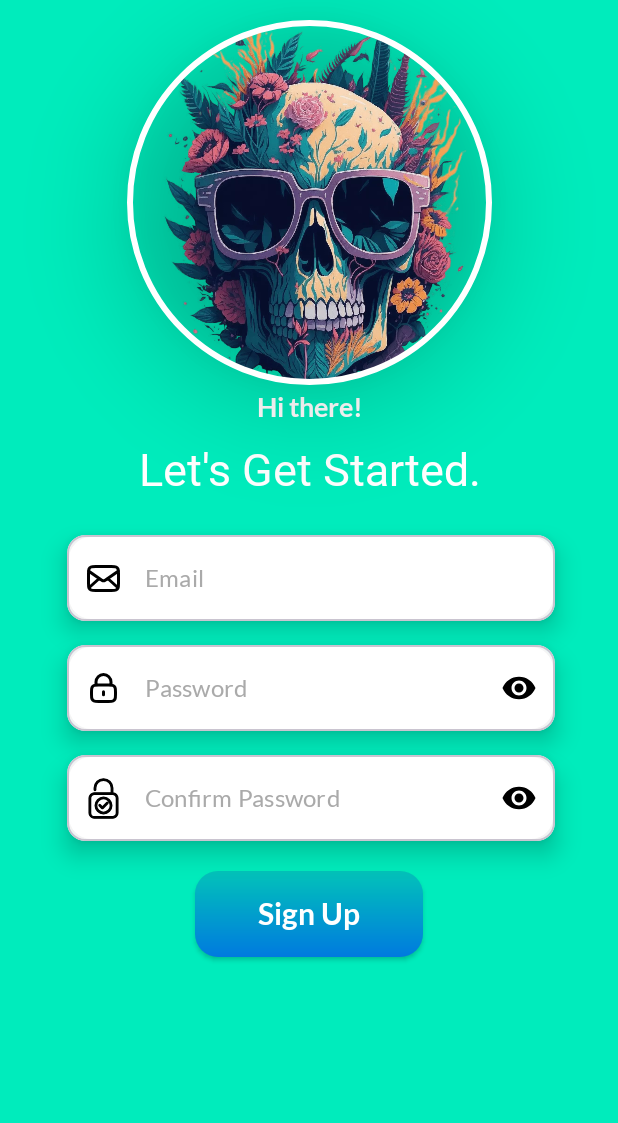
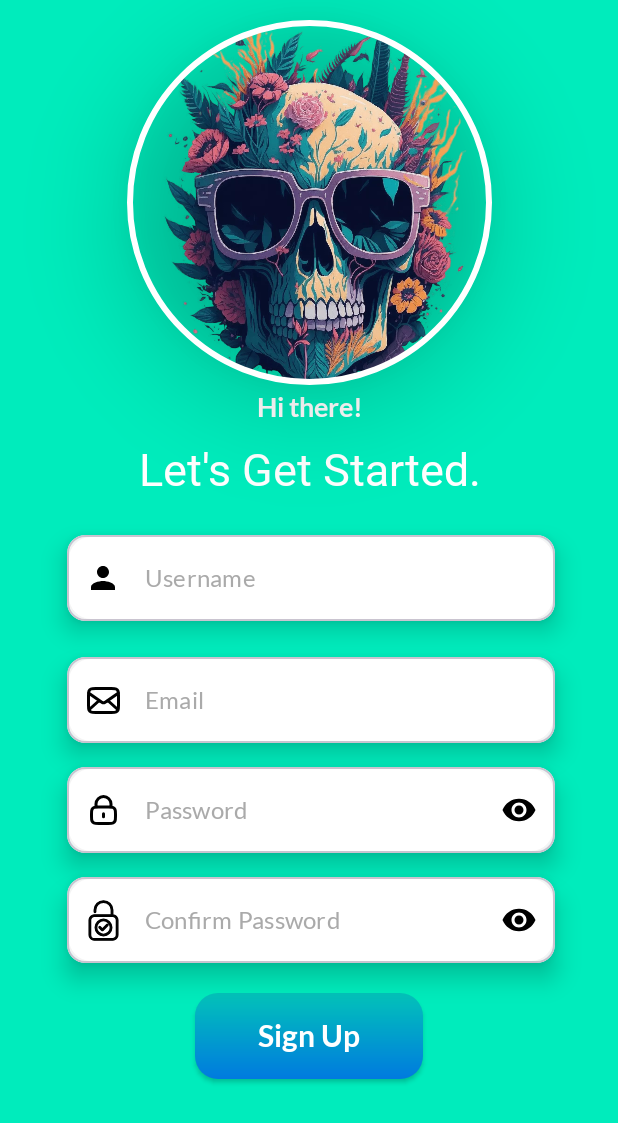
Before and after one commit to Avijeet341/Ghar-kojo, an Android app: the screen it shows after launch (SignUpActivity), after a tap on an icon or button, on a phone screen of 412 x 824 dp. Shown: the top 1123 px of the screen. Run offline under Robolectric (Android 15) with nearby library versions, the phone set to English and light mode, and no system bars; our stand-ins replace Firebase (no records; nobody signed in at launch, a user with empty details on screens opened directly); 3 other taps on this screen came first.

Commit message:
chatUserList Update

```diff
--- a/app/src/main/java/com/avi/gharkhojo/Model/ChatRoomModel.kt
+++ b/app/src/main/java/com/avi/gharkhojo/Model/ChatRoomModel.kt
@@ -1,5 +1,5 @@
 package com.avi.gharkhojo.Model
 
- data class ChatRoomModel(var msg:String?=null, var uid:String?=null, var time:String?=null)
+ data class ChatRoomModel(var name:String?=null,var msg:String?=null, var uid:String?=null, var time:String?=null)
 {
 }
--- a/app/src/main/java/com/avi/gharkhojo/Model/UserData.kt
+++ b/app/src/main/java/com/avi/gharkhojo/Model/UserData.kt
@@ -6,4 +6,5 @@ data object UserData{
     var email: String? = null
     var phn_no: String? = null
     var address: String? = null
+    var uid: String? = null
 }
--- a/app/src/main/res/layout/activity_chat.xml
+++ b/app/src/main/res/layout/activity_chat.xml
@@ -40,7 +40,7 @@
 
     <androidx.recyclerview.widget.RecyclerView
         android:id="@+id/recyclerView2"
-        android:layout_width="0dp"
+        android:layout_width="match_parent"
         android:layout_height="match_parent"
         android:layout_marginTop="115dp"
         app:layout_constraintBottom_toBottomOf="parent"
--- a/app/src/main/res/layout/activity_sign_up.xml
+++ b/app/src/main/res/layout/activity_sign_up.xml
@@ -54,6 +54,36 @@
         app:layout_constraintStart_toStartOf="@+id/textView"
         app:layout_constraintTop_toBottomOf="@+id/textView" />
 
+    <com.google.android.material.card.MaterialCardView
+        android:id="@+id/cv_username"
+        android:layout_width="325dp"
+        android:layout_height="57dp"
+        android:layout_marginTop="24dp"
+        android:background="@drawable/edittextshape"
+        app:cardElevation="10dp"
+        app:layout_constraintEnd_toEndOf="@+id/textView2"
+        app:layout_constraintStart_toStartOf="@+id/textView2"
+        app:layout_constraintTop_toBottomOf="@+id/textView2">
+
+        <com.google.android.material.textfield.TextInputLayout
+            style="@style/TextInputLayoutNoBorder"
+            android:layout_width="325dp"
+            android:layout_height="57dp"
+            android:background="@drawable/edittextshape"
+            app:startIconDrawable="@drawable/baseline_person_24"
+            app:startIconTint="@color/black">
+
+            <com.google.android.material.textfield.TextInputEditText
+                android:id="@+id/usernameSignUp"
+                android:layout_width="325dp"
+                android:layout_height="57dp"
+                android:hint="Username"
+                android:textColorHint="@android:color/darker_gray"
+                android:fontFamily="@font/lato_regular"
+                android:textColor="@color/black"
+                android:inputType="textPersonName" />
+        </com.google.android.material.textfield.TextInputLayout>
+    </com.google.android.material.card.MaterialCardView>
 
     <com.google.android.material.card.MaterialCardView
         android:id="@+id/cv_email"
@@ -62,9 +92,9 @@
         android:layout_marginTop="24dp"
         android:background="@drawable/edittextshape"
         app:cardElevation="10dp"
-        app:layout_constraintEnd_toEndOf="@+id/textView2"
-        app:layout_constraintStart_toStartOf="@+id/textView2"
-        app:layout_constraintTop_toBottomOf="@+id/textView2">
+        app:layout_constraintEnd_toEndOf="@+id/cv_username"
+        app:layout_constraintStart_toStartOf="@+id/cv_username"
+        app:layout_constraintTop_toBottomOf="@+id/cv_username">
 
         <com.google.android.material.textfield.TextInputLayout
             style="@style/TextInputLayoutNoBorder"
@@ -96,6 +126,7 @@
         app:layout_constraintEnd_toEndOf="@+id/cv_email"
         app:layout_constraintStart_toStartOf="@+id/cv_email"
         app:layout_constraintTop_toBottomOf="@+id/cv_email">
+
 
         <com.google.android.material.textfield.TextInputLayout
             style="@style/TextInputLayoutNoBorder"
--- a/app/src/main/res/layout/fragment_chat_room.xml
+++ b/app/src/main/res/layout/fragment_chat_room.xml
@@ -112,7 +112,7 @@
         </com.google.android.material.textfield.TextInputLayout>
         <de.hdodenhof.circleimageview.CircleImageView
             android:layout_width="50dp"
-            android:id="@id/sendMsg"
+            android:id="@+id/sendMsg"
             android:layout_height="50dp"
             android:elevation="12dp"
             android:src="@drawable/baseline_send_24"
--- a/app/src/main/res/layout/user_list_layout.xml
+++ b/app/src/main/res/layout/user_list_layout.xml
@@ -13,7 +13,7 @@
         android:layout_width="match_parent"
         android:layout_height="match_parent"
         android:background="@color/light_gray"
-        android:padding="12dp"
+        android:padding="10dp"
         android:orientation="horizontal">
 
         <de.hdodenhof.circleimageview.CircleImageView
@@ -39,6 +39,7 @@
             android:layout_width="wrap_content"
             android:layout_height="wrap_content"
             android:text="02:30 PM"
+            android:gravity="end"
             android:textColor="@color/black"
             android:id="@+id/msgTime"
             android:layout_marginStart="100dp"
```
Also changed, not shown: app/src/main/java/com/avi/gharkhojo/Adapter/ChatUserListAdapter.kt (+11 -4 lines), app/src/main/java/com/avi/gharkhojo/Chat/Chat_Activity.kt (+38 -3 lines), app/src/main/java/com/avi/gharkhojo/Fragments/ChatRoom.kt (+10 -9 lines), app/src/main/java/com/avi/gharkhojo/LoginActivity.kt (+7 -0 lines), app/src/main/java/com/avi/gharkhojo/MainActivity.kt (+30 -3 lines), app/src/main/java/com/avi/gharkhojo/Model/ChatUserListModel.kt (+11 -1 lines), app/src/main/java/com/avi/gharkhojo/Model/SignUpViewModel.kt (+16 -2 lines), app/src/main/java/com/avi/gharkhojo/SignUpActivity.kt (+9 -1 lines).
